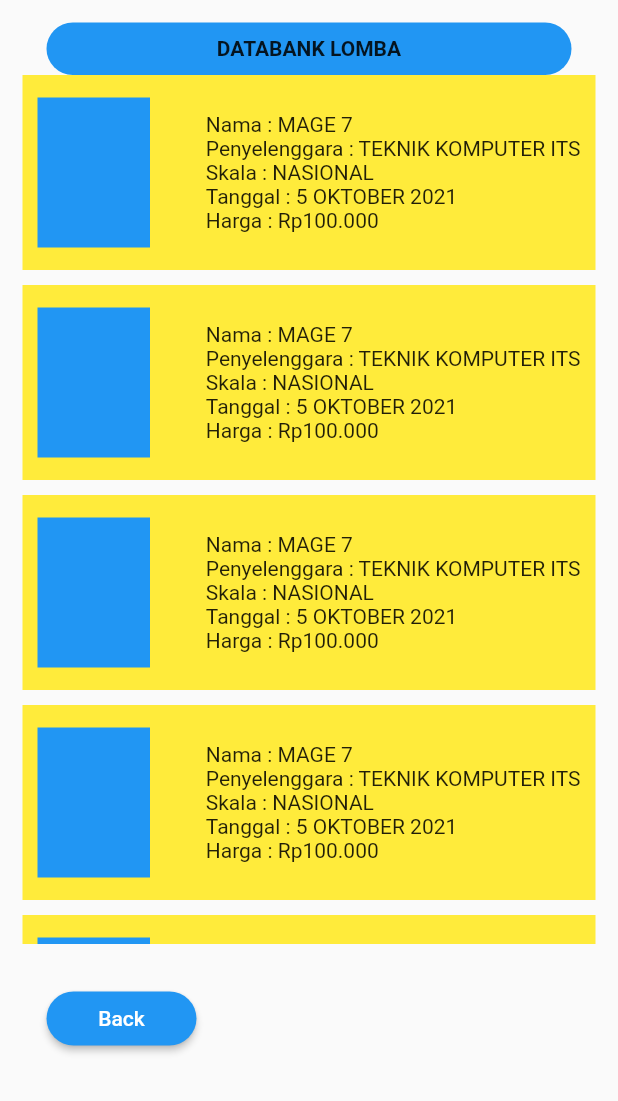
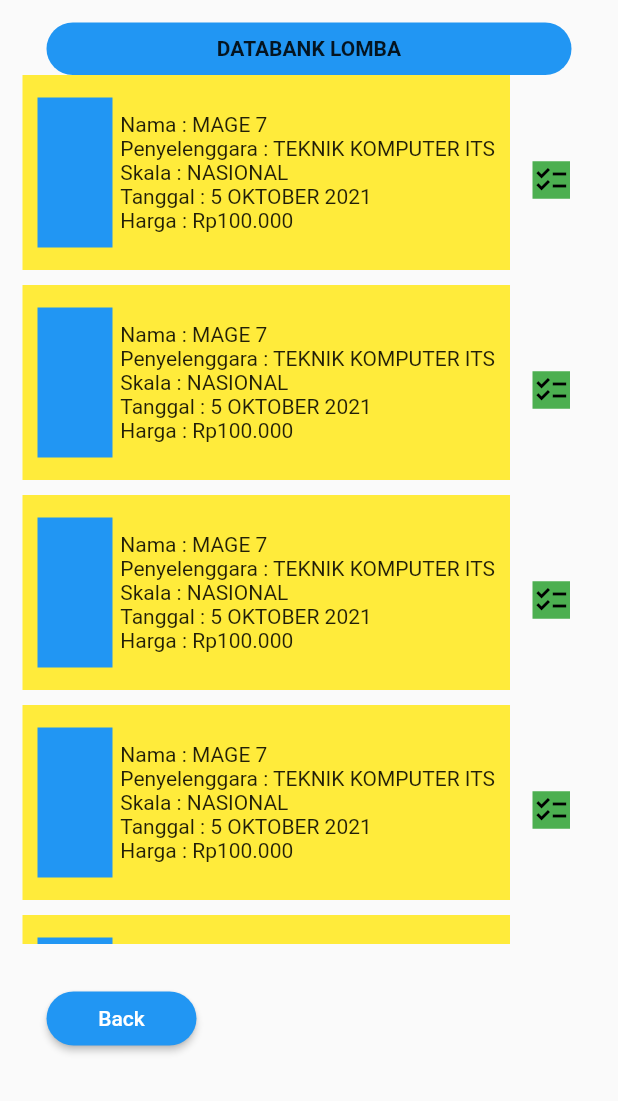
Before and after one commit to FachrulRivaldy/DTK, a Flutter app: the DatabankLomba screen opened directly, on a phone screen of 412 x 824 dp, the part 135-1236 px from its top. Run offline on Flutter 3.47's test engine with Material 2 defaults, Android fonts, the phone set to English and light mode, and no system bars.

Commit message:
Databank Fix (not yet)

```diff
--- a/lib/infolomba/databanklomba.dart
+++ b/lib/infolomba/databanklomba.dart
@@ -33,13 +33,35 @@
           child: ListView.builder(
               itemCount: 5,
               itemBuilder: (context, index) {
-                return YellowInfo(
-                    poster: "",
-                    namalomba: "MAGE 7",
-                    penyelenggaralomba: "TEKNIK KOMPUTER ITS",
-                    skalalomba: "NASIONAL",
-                    tanggal: "5 OKTOBER 2021",
-                    harga: 100000);
+                return Row(
+                  children: [
+                    YellowInfo(
+                      poster: "",
+                      namalomba: "MAGE 7",
+                      penyelenggaralomba: "TEKNIK KOMPUTER ITS",
+                      skalalomba: "NASIONAL",
+                      tanggal: "5 OKTOBER 2021",
+                      harga: 100000,
+                      width: 325,
+                    ),
+                    Container(
+                        width: 25,
+                        height: 25,
+                        decoration: BoxDecoration(color: Colors.green),
+                        child: InkWell(
+                          onTap: () {
+                            Navigator.push(
+                                context,
+                                MaterialPageRoute(
+                                    builder: (context) => InfoLomba()));
+                          },
+                          child: Icon(
+                            Icons.checklist,
+                            color: Colors.black,
+                          ),
+                        ))
+                  ],
+                );
               })),
       Container(
           margin: EdgeInsets.only(bottom: 5),
--- a/lib/infolomba/pageinfolomba.dart
+++ b/lib/infolomba/pageinfolomba.dart
@@ -1,3 +1,4 @@
+import 'package:dtk_database_tekkom/infolomba/databanklomba.dart';
 import 'package:dtk_database_tekkom/infolomba/formlomba.dart';
 import 'package:dtk_database_tekkom/template/buttontemplate.dart';
 import 'package:dtk_database_tekkom/template/headerfooter.dart';
@@ -49,7 +50,7 @@
           iconArrow: "Left",
           plus: FormLomba(),
           back: MainMenu(),
-          store: MainMenu(),
+          store: DatabankLomba(),
         )
       ])),
     );
--- a/lib/template/buttontemplate.dart
+++ b/lib/template/buttontemplate.dart
@@ -165,6 +165,8 @@
   final String skalalomba;
   final int harga;
   final harganya = new NumberFormat.simpleCurrency(locale: 'id_ID');
+  final double width;
+  final double height;
 
   YellowInfo(
       {required this.poster,
@@ -172,7 +174,9 @@
       required this.penyelenggaralomba,
       required this.skalalomba,
       required this.tanggal,
-      required this.harga});
+      required this.harga,
+      this.height = 550,
+      this.width = 350});
 
   @override
   Widget build(BuildContext context) {
@@ -188,8 +192,8 @@
                     type: MaterialType.transparency,
                     child: Container(
                       color: Colors.yellow,
-                      height: 550,
-                      width: 350,
+                      height: height,
+                      width: width,
                       child: Padding(
                         padding: const EdgeInsets.all(15),
                         child: Container(
@@ -203,16 +207,16 @@
         },
         child: Container(
           color: Colors.yellow,
-          height: 130,
-          width: 350,
+          height: height - 420,
+          width: width,
           child: Padding(
             padding: const EdgeInsets.symmetric(horizontal: 10),
             child: Row(
               mainAxisAlignment: MainAxisAlignment.spaceBetween,
               children: [
                 Container(
-                  height: 100,
-                  width: 75,
+                  height: height - 450,
+                  width: width - 275,
                   color: Colors.blue,
                 ),
                 Column(
```
Also changed, not shown: lib/infowebinar/databankwebinar.dart (+29 -7 lines), lib/infoworkshop/databankworkshop.dart (+29 -7 lines).
